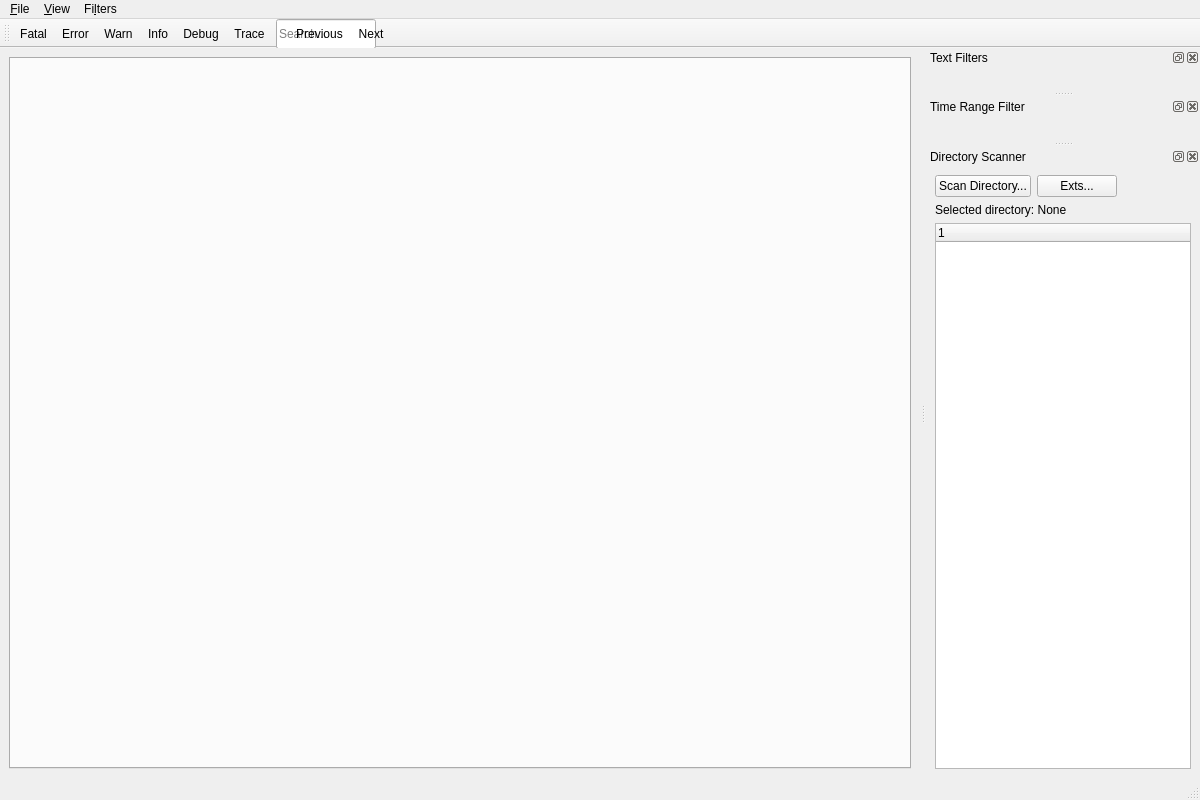
Above: src/mainwindow.ui from scaremongr/dendrolog before the change. Below: the same form after it.
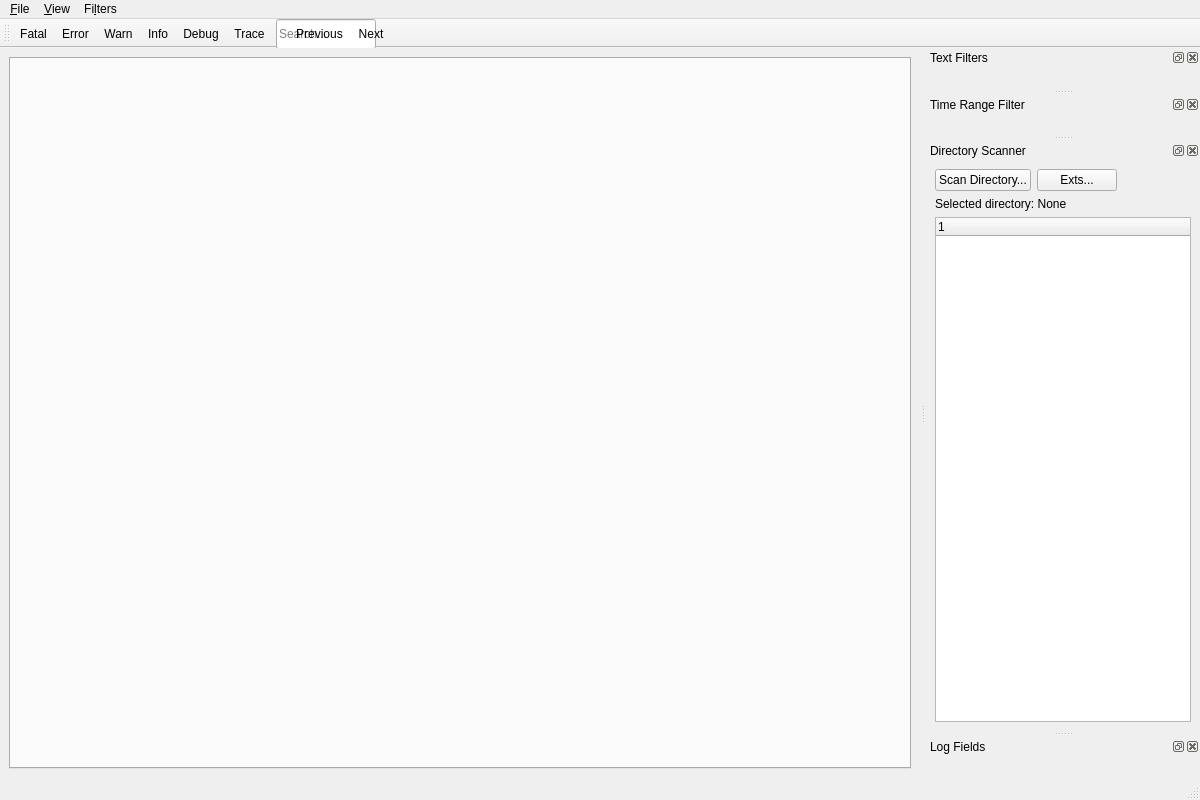
That is the form after the change.

Commit message: Add conversion pattern dialog and log field parsing support

```diff
--- a/src/mainwindow.ui
+++ b/src/mainwindow.ui
@@ -247,6 +247,20 @@
     <string>Trace</string>
    </property>
   </action>
+  <widget class="QDockWidget" name="fieldVisibilityDockWidget">
+   <property name="windowTitle">
+    <string>Log Fields</string>
+   </property>
+   <attribute name="dockWidgetArea">
+    <number>2</number>
+   </attribute>
+   <widget class="QWidget" name="fieldVisibilityContentsWidget"/>
+  </widget>
+  <action name="actionToggle_Field_Visibility_Panel">
+   <property name="text">
+    <string>Log Fields Panel</string>
+   </property>
+  </action>
   <action name="actionToggle_Text_Filters_Panel">
    <property name="text">
     <string>Text Filters Panel</string>
```
Left out of the diff: 1 changed line with no effect on the pictures. The commit also changes 16 other files.
